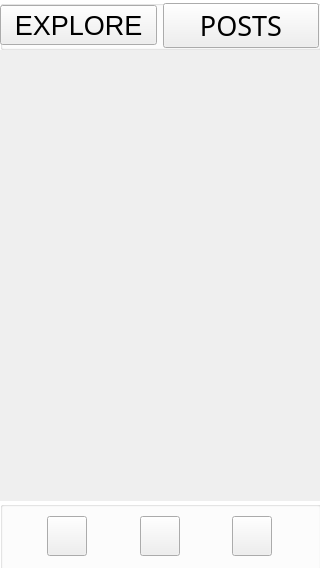
Before: the Qt Designer form QTProjectFiles/graphicInterface/explorewindow.ui in eljam3239/snackmap, drawn with Qt 5.
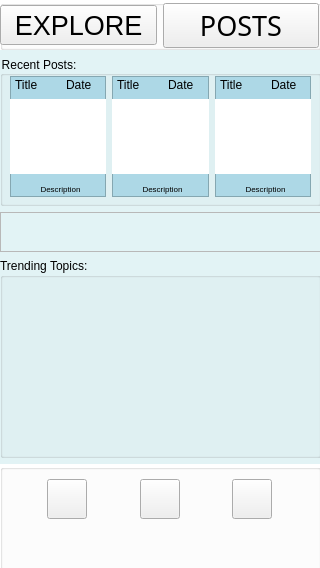
After: the same form once the commit is applied. Icons and pictures are not drawn.

Commit message: explore page almost done

Patch:
```diff
--- a/QTProjectFiles/graphicInterface/explorewindow.ui
+++ b/QTProjectFiles/graphicInterface/explorewindow.ui
@@ -20,6 +20,11 @@
    <string>MainWindow</string>
   </property>
   <widget class="QWidget" name="centralwidget">
+   <property name="styleSheet">
+    <string notr="true">#centralwidget{
+background-color:#E2F3F5 ;
+}</string>
+   </property>
    <widget class="QWidget" name="verticalLayoutWidget">
     <property name="geometry">
      <rect>
@@ -106,20 +111,371 @@
       </layout>
      </item>
      <item>
-      <spacer name="VSpacer1">
-       <property name="orientation">
-        <enum>Qt::Orientation::Vertical</enum>
+      <widget class="QGroupBox" name="groupBox">
+       <property name="minimumSize">
+        <size>
+         <width>0</width>
+         <height>150</height>
+        </size>
        </property>
-       <property name="sizeType">
-        <enum>QSizePolicy::Policy::Maximum</enum>
+       <property name="maximumSize">
+        <size>
+         <width>16777215</width>
+         <height>150</height>
+        </size>
        </property>
-       <property name="sizeHint" stdset="0">
+       <property name="styleSheet">
+        <string notr="true">#groupBox{
+background-color:#E2F3F5 ;
+}</string>
+       </property>
+       <property name="title">
+        <string>Recent Posts:</string>
+       </property>
+       <widget class="QWidget" name="horizontalLayoutWidget_2">
+        <property name="geometry">
+         <rect>
+          <x>10</x>
+          <y>20</y>
+          <width>301</width>
+          <height>121</height>
+         </rect>
+        </property>
+        <layout class="QHBoxLayout" name="horizontalLayout_4">
+         <item>
+          <widget class="QFrame" name="frame_3">
+           <property name="styleSheet">
+            <string notr="true">#frame_3 {
+    background-color: lightblue;
+}</string>
+           </property>
+           <property name="frameShape">
+            <enum>QFrame::Shape::StyledPanel</enum>
+           </property>
+           <property name="frameShadow">
+            <enum>QFrame::Shadow::Raised</enum>
+           </property>
+           <widget class="QWidget" name="verticalLayoutWidget_2">
+            <property name="geometry">
+             <rect>
+              <x>0</x>
+              <y>0</y>
+              <width>101</width>
+              <height>121</height>
+             </rect>
+            </property>
+            <layout class="QVBoxLayout" name="verticalLayout">
+             <item>
+              <layout class="QHBoxLayout" name="horizontalLayout_6">
+               <item>
+                <widget class="QLabel" name="label_2">
+                 <property name="maximumSize">
+                  <size>
+                   <width>40</width>
+                   <height>16777215</height>
+                  </size>
+                 </property>
+                 <property name="text">
+                  <string>Title</string>
+                 </property>
+                </widget>
+               </item>
+               <item>
+                <widget class="QLabel" name="label">
+                 <property name="maximumSize">
+                  <size>
+                   <width>40</width>
+                   <height>16777215</height>
+                  </size>
+                 </property>
+                 <property name="text">
+                  <string>Date</string>
+                 </property>
+                </widget>
+               </item>
+              </layout>
+             </item>
+             <item>
+              <widget class="QWidget" name="pic1" native="true">
+               <property name="minimumSize">
+                <size>
+                 <width>0</width>
+                 <height>75</height>
+                </size>
+               </property>
+               <property name="maximumSize">
+                <size>
+                 <width>1000</width>
+                 <height>80</height>
+                </size>
+               </property>
+               <property name="styleSheet">
+                <string notr="true">#pic1{
+background-color: white;
+}</string>
+               </property>
+              </widget>
+             </item>
+             <item>
+              <widget class="QLabel" name="label_3">
+               <property name="font">
+                <font>
+                 <pointsize>6</pointsize>
+                </font>
+               </property>
+               <property name="text">
+                <string>Description</string>
+               </property>
+               <property name="alignment">
+                <set>Qt::AlignmentFlag::AlignCenter</set>
+               </property>
+              </widget>
+             </item>
+            </layout>
+           </widget>
+          </widget>
+         </item>
+         <item>
+          <widget class="QFrame" name="frame">
+           <property name="styleSheet">
+            <string notr="true">#frame {
+    background-color: lightblue;
+}</string>
+           </property>
+           <property name="frameShape">
+            <enum>QFrame::Shape::StyledPanel</enum>
+           </property>
+           <property name="frameShadow">
+            <enum>QFrame::Shadow::Raised</enum>
+           </property>
+           <widget class="QWidget" name="verticalLayoutWidget_3">
+            <property name="geometry">
+             <rect>
+              <x>0</x>
+              <y>0</y>
+              <width>101</width>
+              <height>121</height>
+             </rect>
+            </property>
+            <layout class="QVBoxLayout" name="verticalLayout_2">
+             <item>
+              <layout class="QHBoxLayout" name="horizontalLayout_7">
+               <item>
+                <widget class="QLabel" name="label_4">
+                 <property name="maximumSize">
+                  <size>
+                   <width>40</width>
+                   <height>16777215</height>
+                  </size>
+                 </property>
+                 <property name="text">
+                  <string>Title</string>
+                 </property>
+                </widget>
+               </item>
+               <item>
+                <widget class="QLabel" name="label_5">
+                 <property name="maximumSize">
+                  <size>
+                   <width>40</width>
+                   <height>16777215</height>
+                  </size>
+                 </property>
+                 <property name="text">
+                  <string>Date</string>
+                 </property>
+                </widget>
+               </item>
+              </layout>
+             </item>
+             <item>
+              <widget class="QWidget" name="pic1_2" native="true">
+               <property name="minimumSize">
+                <size>
+                 <width>0</width>
+                 <height>75</height>
+                </size>
+               </property>
+               <property name="maximumSize">
+                <size>
+                 <width>1000</width>
+                 <height>80</height>
+                </size>
+               </property>
+               <property name="styleSheet">
+                <string notr="true">#pic1_2{
+background-color: white;
+}</string>
+               </property>
+              </widget>
+             </item>
+             <item>
+              <widget class="QLabel" name="label_6">
+               <property name="font">
+                <font>
+                 <pointsize>6</pointsize>
+                </font>
+               </property>
+               <property name="text">
+                <string>Description</string>
+               </property>
+               <property name="alignment">
+                <set>Qt::AlignmentFlag::AlignCenter</set>
+               </property>
+              </widget>
+             </item>
+            </layout>
+           </widget>
+          </widget>
+         </item>
+         <item>
+          <widget class="QFrame" name="frame_2">
+           <property name="styleSheet">
+            <string notr="true">#frame_2 {
+    background-color: lightblue;
+}</string>
+           </property>
+           <property name="frameShape">
+            <enum>QFrame::Shape::StyledPanel</enum>
+           </property>
+           <property name="frameShadow">
+            <enum>QFrame::Shadow::Raised</enum>
+           </property>
+           <widget class="QWidget" name="verticalLayoutWidget_4">
+            <property name="geometry">
+             <rect>
+              <x>0</x>
+              <y>0</y>
+              <width>101</width>
+              <height>121</height>
+             </rect>
+            </property>
+            <layout class="QVBoxLayout" name="verticalLayout_3">
+             <item>
+              <layout class="QHBoxLayout" name="horizontalLayout_8">
+               <item>
+                <widget class="QLabel" name="label_7">
+                 <property name="maximumSize">
+                  <size>
+                   <width>40</width>
+                   <height>16777215</height>
+                  </size>
+                 </property>
+                 <property name="text">
+                  <string>Title</string>
+                 </property>
+                </widget>
+               </item>
+               <item>
+                <widget class="QLabel" name="label_8">
+                 <property name="maximumSize">
+                  <size>
+                   <width>40</width>
+                   <height>16777215</height>
+                  </size>
+                 </property>
+                 <property name="text">
+                  <string>Date</string>
+                 </property>
+                </widget>
+               </item>
+              </layout>
+             </item>
+             <item>
+              <widget class="QWidget" name="pic1_3" native="true">
+               <property name="minimumSize">
+                <size>
+                 <width>0</width>
+                 <height>75</height>
+                </size>
+               </property>
+               <property name="maximumSize">
+                <size>
+                 <width>1000</width>
+                 <height>80</height>
+                </size>
+               </property>
+               <property name="styleSheet">
+                <string notr="true">#pic1_3{
+background-color: white;
+}</string>
+               </property>
+              </widget>
+             </item>
+             <item>
+              <widget class="QLabel" name="label_9">
+               <property name="font">
+                <font>
+                 <pointsize>6</pointsize>
+                </font>
+               </property>
+               <property name="text">
+                <string>Description</string>
+               </property>
+               <property name="alignment">
+                <set>Qt::AlignmentFlag::AlignCenter</set>
+               </property>
+              </widget>
+             </item>
+            </layout>
+           </widget>
+          </widget>
+         </item>
+        </layout>
+       </widget>
+      </widget>
+     </item>
+     <item>
+      <widget class="QFrame" name="frame_4">
+       <property name="minimumSize">
         <size>
-         <width>20</width>
-         <height>445</height>
+         <width>0</width>
+         <height>40</height>
         </size>
        </property>
-      </spacer>
+       <property name="maximumSize">
+        <size>
+         <width>16777215</width>
+         <height>40</height>
+        </size>
+       </property>
+       <property name="frameShape">
+        <enum>QFrame::Shape::StyledPanel</enum>
+       </property>
+       <property name="frameShadow">
+        <enum>QFrame::Shadow::Raised</enum>
+       </property>
+      </widget>
+     </item>
+     <item>
+      <widget class="QGroupBox" name="groupBox_2">
+       <property name="minimumSize">
+        <size>
+         <width>0</width>
+         <height>200</height>
+        </size>
+       </property>
+       <property name="maximumSize">
+        <size>
+         <width>16777215</width>
+         <height>200</height>
+        </size>
+       </property>
+       <property name="title">
+        <string>Trending Topics:</string>
+       </property>
+       <widget class="QWidget" name="horizontalLayoutWidget_4">
+        <property name="geometry">
+         <rect>
+          <x>19</x>
+          <y>19</y>
+          <width>281</width>
+          <height>161</height>
+         </rect>
+        </property>
+        <layout class="QHBoxLayout" name="horizontalLayout_5"/>
+       </widget>
+      </widget>
      </item>
      <item>
       <widget class="QGroupBox" name="MenuOptions">
```
The commit also changes 2 other files.
